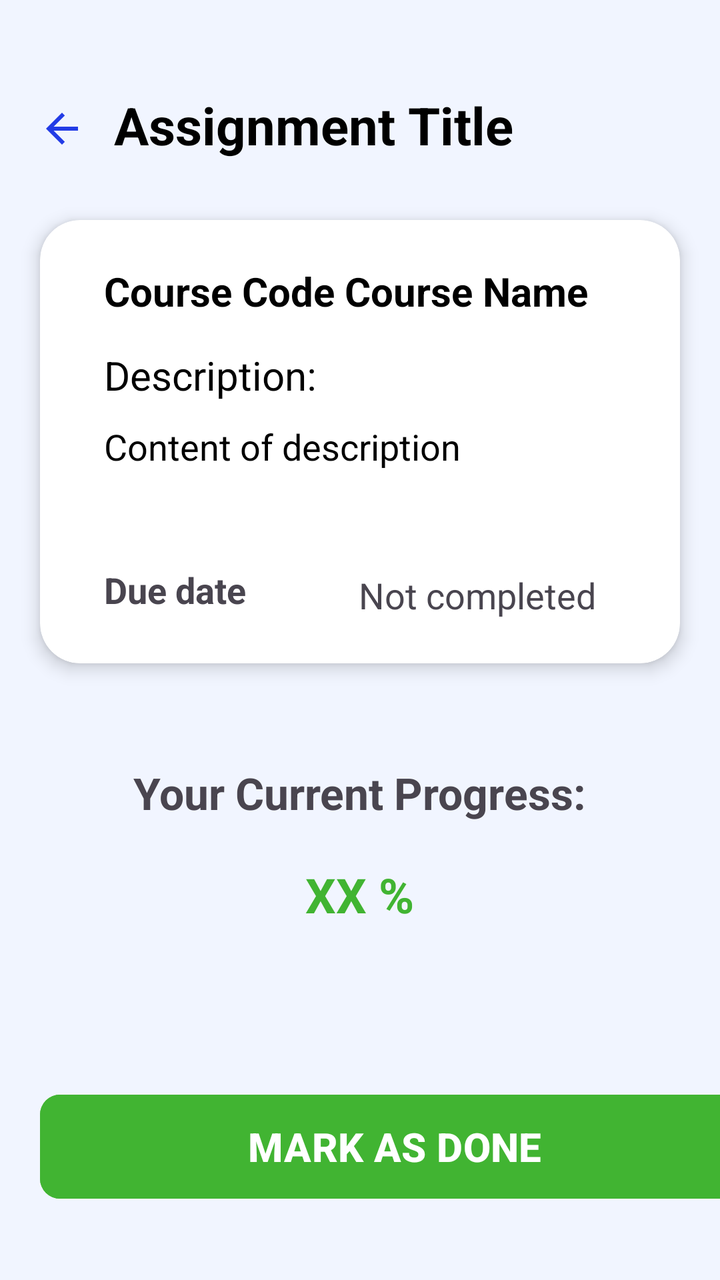
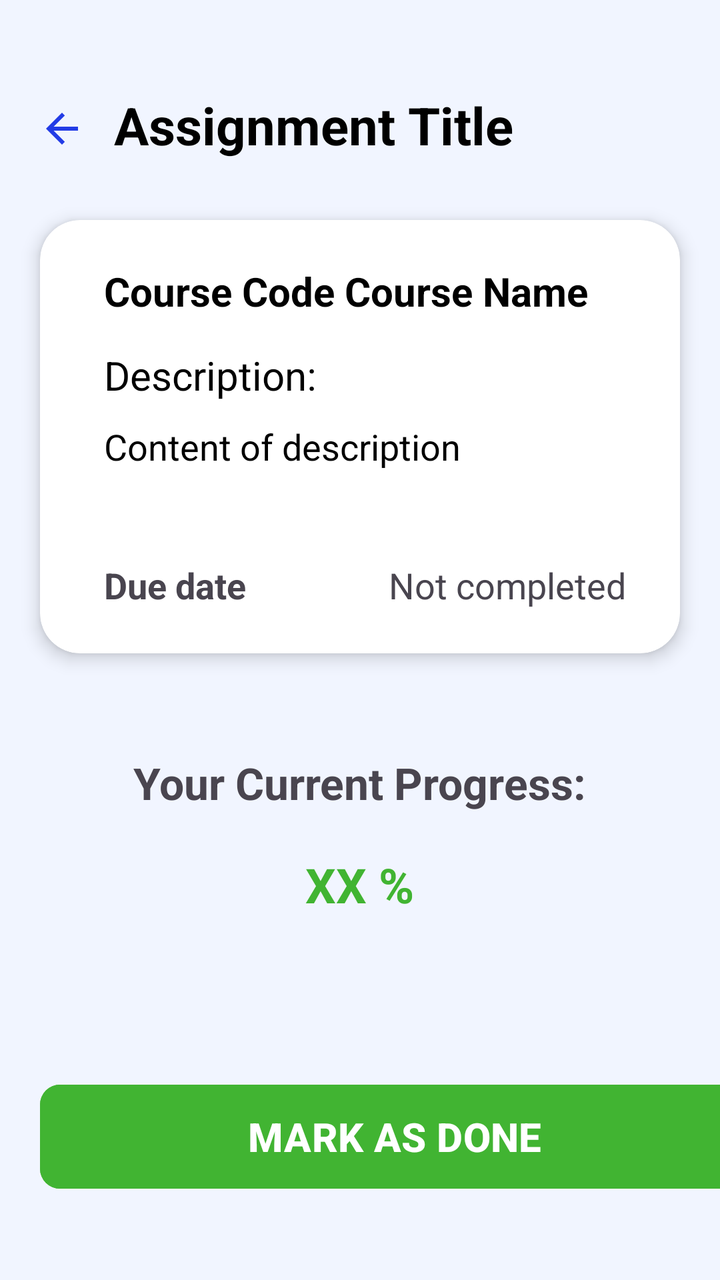

An Android layout rendered at two revisions. The XML below is the earlier revision; the diff shows what the commit changed to produce the second picture.
<!-- AndroidManifest.xml: application theme Theme.Project_JomStudy -->
<!-- res/layout/activity_assignment_detail.xml -->
<?xml version="1.0" encoding="utf-8"?>
<LinearLayout xmlns:android="http://schemas.android.com/apk/res/android"
    xmlns:app="http://schemas.android.com/apk/res-auto"
    xmlns:tools="http://schemas.android.com/tools"
    android:id="@+id/main"
    android:layout_width="match_parent"
    android:layout_height="match_parent"
    android:background="@color/light_blue"
    android:orientation="vertical"
    tools:context=".AssignmentDetail">

    <LinearLayout
        android:layout_width="match_parent"
        android:layout_height="wrap_content"
        android:orientation="horizontal"
        android:layout_marginTop="45dp"
        android:gravity="center_vertical">

        <ImageButton
            android:id="@+id/backButton"
            android:layout_width="32dp"
            android:layout_height="32dp"
            android:src="@drawable/baseline_arrow_back_24"
            android:background="?android:attr/selectableItemBackgroundBorderless"
            android:layout_marginStart="15dp"
            android:layout_marginTop="2dp"/>

        <TextView
            android:layout_width="wrap_content"
            android:layout_height="wrap_content"
            android:id="@+id/assignmentTitle"
            android:text="Assignment Title"
            android:textSize="26sp"
            android:textStyle="bold"
            android:layout_marginStart="10dp"
            android:textColor="@color/black"
            android:layout_gravity="center"/>

    </LinearLayout>

    <androidx.cardview.widget.CardView
        android:layout_width="match_parent"
        android:layout_height="wrap_content"
        android:layout_marginStart="20dp"
        android:layout_marginTop="30dp"
        android:layout_marginEnd="20dp"
        app:cardElevation="5dp"
        app:cardCornerRadius="20dp">

        <LinearLayout
            android:layout_width="match_parent"
            android:layout_height="match_parent"
            android:layout_gravity="center_horizontal"
            android:orientation="vertical"
            android:padding="22dp">

            <LinearLayout
                android:layout_width="match_parent"
                android:layout_height="match_parent"
                android:orientation="horizontal">
                <LinearLayout
                    android:layout_width="match_parent"
                    android:layout_height="match_parent"
                    android:orientation="horizontal">

                <TextView
                    android:layout_width="wrap_content"
                    android:layout_height="wrap_content"
                    android:id="@+id/courseCode"
                    android:text="Course Code"
                    android:layout_marginStart="10dp"
                    android:textColor="@color/black"
                    android:textSize="20sp"
                    android:textStyle="bold" />
                    <TextView
                        android:layout_width="wrap_content"
                        android:layout_height="wrap_content"
                        android:id="@+id/courseName"
                        android:textColor="@color/black"
                        android:text="Course Name"
                        android:layout_marginStart="5dp"
                        android:textSize="20sp"
                        android:textStyle="bold" />
                </LinearLayout>

            </LinearLayout>

            <LinearLayout
                android:layout_width="match_parent"
                android:layout_height="wrap_content"
                android:orientation="horizontal"
                android:layout_marginTop="15dp">

                <TextView
                    android:layout_width="wrap_content"
                    android:layout_height="wrap_content"
                    android:text="Description:"
                    android:textSize="20sp"
                    android:textColor="@color/black"
                    android:layout_marginStart="10dp"
                    android:layout_gravity="start|center_vertical"/>

            </LinearLayout>

            <LinearLayout
                android:layout_width="match_parent"
                android:layout_height="wrap_content"
                android:orientation="horizontal"
                android:layout_marginTop="10dp"
                android:layout_marginBottom="35dp">

                <TextView
                    android:layout_width="wrap_content"
                    android:layout_height="wrap_content"
                    android:text="Content of description"
                    android:id="@+id/description"
                    android:textSize="18sp"
                    android:textColor="@color/black"
                    android:layout_marginStart="10dp"
                    android:layout_gravity="start|center_vertical"/>

            </LinearLayout>

            <LinearLayout
                android:layout_width="match_parent"
                android:layout_height="wrap_content"
                android:orientation="horizontal"
                android:layout_marginTop="10dp">

                <TextView
                    android:id="@+id/dueDate"
                    android:layout_width="wrap_content"
                    android:layout_height="wrap_content"
                    android:layout_gravity="start|center_vertical"
                    android:layout_marginStart="10dp"
                    android:text="Due date"
                    android:textSize="18sp"
                    android:textStyle="bold" />

                <TextView
                    android:id="@+id/status"
                    android:layout_width="match_parent"
                    android:layout_height="wrap_content"
                    android:gravity="end|center_vertical"
                    android:layout_marginTop="5dp"
                    android:layout_marginEnd="20dp"
                    android:text="Not completed"
                    android:textSize="18sp" />

            </LinearLayout>

        </LinearLayout>

    </androidx.cardview.widget.CardView>

    <TextView
        android:layout_width="wrap_content"
        android:layout_height="wrap_content"
        android:text="Your Current Progress:"
        android:textSize="22sp"
        android:textStyle="bold"
        android:layout_marginTop="50dp"
        android:layout_gravity="center"/>

    <TextView
        android:layout_width="wrap_content"
        android:layout_height="wrap_content"
        android:id="@+id/progress"
        android:text="XX %"
        android:textSize="24sp"
        android:textStyle="bold"
        android:textColor="@color/green"
        android:layout_marginTop="20dp"
        android:layout_gravity="center"/>

    <Button
        android:id="@+id/done_button"
        android:layout_width="355dp"
        android:layout_height="60dp"
        android:layout_marginStart="20dp"
        android:layout_marginTop="80dp"
        android:layout_marginEnd="20dp"
        android:backgroundTint="@color/green"
        android:text="MARK AS DONE"
        android:textColor="@color/white"
        android:textSize="20sp"
        android:textStyle="bold"
        app:cornerRadius="10dp" />

    <LinearLayout
        android:layout_width="match_parent"
        android:layout_height="wrap_content"
        android:orientation="horizontal">

        <Button
            android:id="@+id/editButton"
            android:layout_width="150dp"
            android:layout_height="60dp"
            android:layout_marginTop="80dp"
            android:text="EDIT"
            android:backgroundTint="@color/blue_text"
            android:layout_marginStart="20dp"
            android:layout_marginEnd="20dp"
            android:textStyle="bold"
            android:textSize="20sp"
            app:cornerRadius="10dp" />

        <Button
            android:id="@+id/deleteButton"
            android:layout_width="145dp"
            android:layout_height="60dp"
            android:layout_marginTop="80dp"
            android:text="DELETE"
            android:backgroundTint="@color/white"
            android:layout_marginStart="38dp"
            android:layout_marginEnd="20dp"
            android:textStyle="bold"
            android:textColor="@color/red"
            android:textSize="20sp"
            app:cornerRadius="10dp" />


    </LinearLayout>

</LinearLayout>
<!-- resources referenced by this layout -->
<resources>
  <color name="black">#FF000000</color>
  <color name="blue_text">#233ce6</color>
  <color name="green">#41B432</color>
  <color name="light_blue">#f1f5ff</color>
  <color name="red">#FF0000</color>
  <color name="white">#FFFFFFFF</color>
  <!-- drawable baseline_arrow_back_24 (drawable) -->
  <vector xmlns:android="http://schemas.android.com/apk/res/android" android:autoMirrored="true" android:height="24dp" android:tint="@color/blue_text" android:viewportHeight="24" android:viewportWidth="24" android:width="24dp">
  
      <path android:fillColor="@android:color/white" android:pathData="M20,11H7.83l5.59,-5.59L12,4l-8,8 8,8 1.41,-1.41L7.83,13H20v-2z"/>
      
  </vector>
  <style name="Theme.Project_JomStudy" parent="Base.Theme.Project_JomStudy" />
  <style name="Base.Theme.Project_JomStudy" parent="Theme.Material3.DayNight.NoActionBar" />
</resources>

<!-- the commit's change to res/layout/activity_assignment_detail.xml (unified diff, before → after) -->
@@ -142,8 +142,8 @@
                     android:layout_width="match_parent"
                     android:layout_height="wrap_content"
                     android:gravity="end|center_vertical"
-                    android:layout_marginTop="5dp"
-                    android:layout_marginEnd="20dp"
+                    android:layout_marginTop="0dp"
+                    android:layout_marginEnd="5dp"
                     android:text="Not completed"
                     android:textSize="18sp" />
 
